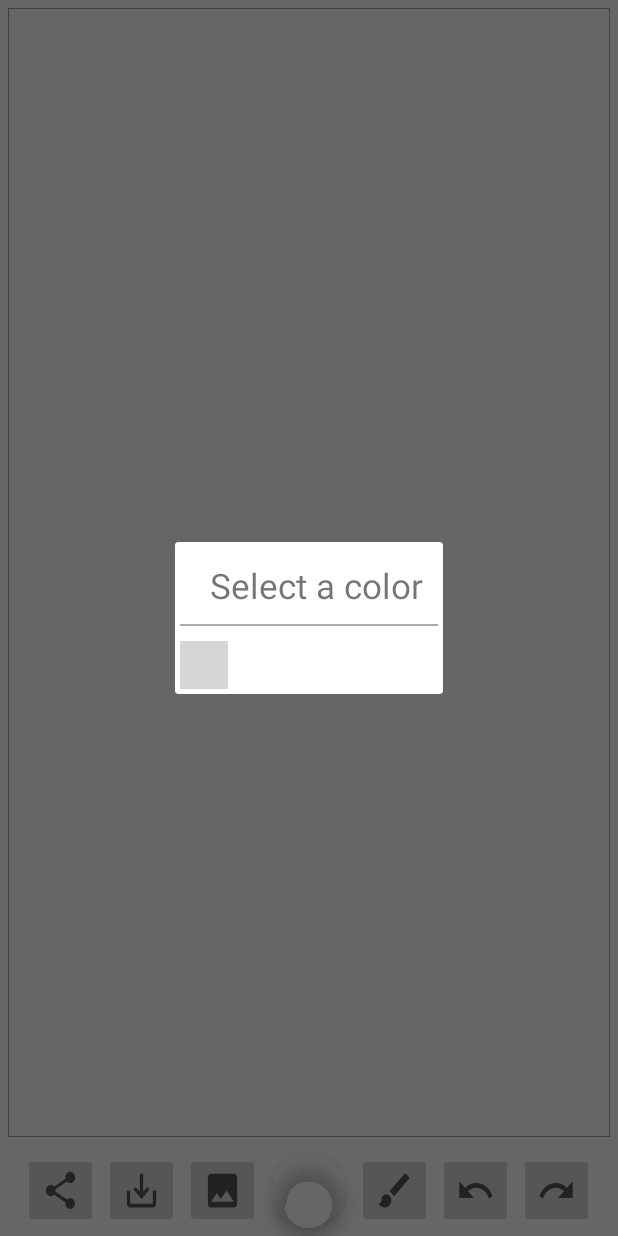
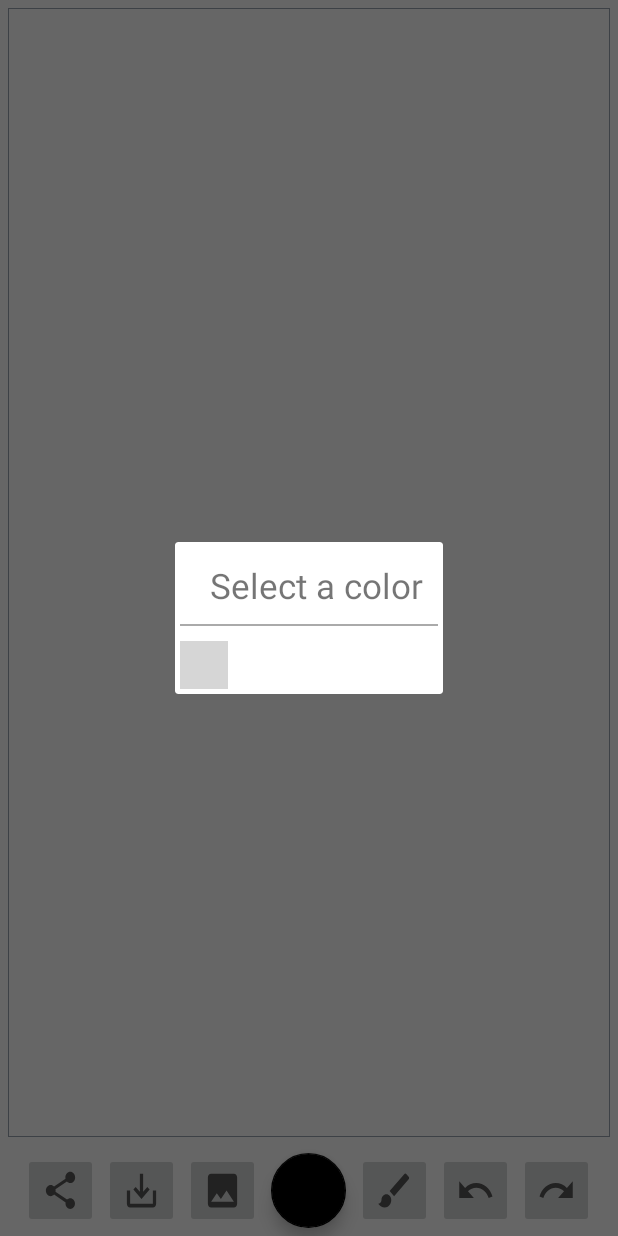
Before and after one commit to OksanaTka/DrawingApp, an Android app: the MainActivity screen opened directly, with no data from a screen before it, after a tap on an icon or button, on a phone screen of 412 x 824 dp. Run offline under Robolectric (Android 15) with nearby library versions, the light colour scheme and no system bars; libraries missing offline, so code that uses them is left out: com.thebluealliance.spectrum; plain views replace SpectrumPalette; Roboto replaces fonts that are not available here; 1 statement that could not run was skipped; grey boxes are pictures that could not be loaded.

Commit message:
Updated binding

```diff
--- a/app/src/main/java/com/example/kidsdrawingapp/activities/MainActivity.kt
+++ b/app/src/main/java/com/example/kidsdrawingapp/activities/MainActivity.kt
@@ -15,6 +15,7 @@ import androidx.appcompat.app.AppCompatActivity
 import android.os.Bundle
 import android.os.Environment
 import android.provider.Settings
+import android.util.Log
 import android.view.View
 import android.widget.ImageButton
 import android.widget.Toast
@@ -22,8 +23,10 @@ import androidx.activity.result.ActivityResult
 import androidx.activity.result.contract.ActivityResultContracts
 import androidx.core.content.ContextCompat
 import androidx.lifecycle.lifecycleScope
+import com.example.kidsdrawingapp.R
 import com.example.kidsdrawingapp.objects.ImageFile
 import com.example.kidsdrawingapp.databinding.*
+import com.thebluealliance.spectrum.SpectrumPalette
 import kotlinx.coroutines.Dispatchers
 import kotlinx.coroutines.launch
 import kotlinx.coroutines.withContext
@@ -33,11 +36,9 @@ import java.io.FileOutputStream
 
 
 class MainActivity : AppCompatActivity() {
-    private lateinit var binding: ActivityMainBinding
-    private lateinit var bindingDialog: DialogBrushSizeBinding
-    private lateinit var bindingProgressCustom: DialogCustomProgressBinding
-    private lateinit var bindingSelectColor: DialogSelectColorBinding
-    private var color = 0;
+    private var binding: ActivityMainBinding? = null
+    private var bindingSelectColor: DialogSelectColorBinding? = null
+
     private val imageFile = ImageFile(this)
 
     private var permissions = arrayOf(
@@ -54,9 +55,8 @@ class MainActivity : AppCompatActivity() {
     override fun onCreate(savedInstanceState: Bundle?) {
         super.onCreate(savedInstanceState)
         binding = ActivityMainBinding.inflate(layoutInflater)
-        setContentView(binding.root)
+        setContentView(binding?.root)
 
-        getColorFromHomeActivity()
         initPaintMode()
         initButtons()
     }
@@ -64,12 +64,12 @@ class MainActivity : AppCompatActivity() {
 
     private fun initButtons() {
         //choose brush size
-        binding.mainIBTNBrush.setOnClickListener {
+        binding?.mainIBTNBrush?.setOnClickListener {
             showBrushSizeChooserDialog()
         }
 
         //pick image for background
-        binding.mainIBTNGallery.setOnClickListener {
+        binding?.mainIBTNGallery?.setOnClickListener {
             if (checkPermission()) {
                 replaceImageLauncher.launch("image/*")
             } else {
@@ -78,17 +78,17 @@ class MainActivity : AppCompatActivity() {
         }
 
         // undo last paint
-        binding.mainIBTNUndo.setOnClickListener {
-            binding.mainVWLayout.onClickUndo()
+        binding?.mainIBTNUndo?.setOnClickListener {
+            binding?.mainVWLayout?.onClickUndo()
         }
 
         // redo last paint
-        binding.mainIBTNRedo.setOnClickListener {
-            binding.mainVWLayout.onClickRedo()
+        binding?.mainIBTNRedo?.setOnClickListener {
+            binding?.mainVWLayout?.onClickRedo()
         }
 
         //save image
-        binding.mainIBTNSave.setOnClickListener {
+        binding?.mainIBTNSave?.setOnClickListener {
             if (checkPermission()) {
                 saveImage()
             } else {
@@ -97,10 +97,10 @@ class MainActivity : AppCompatActivity() {
         }
 
         //shae image
-        binding.mainIBTNShare.setOnClickListener {
-            if(imageFile.uri != null){
+        binding?.mainIBTNShare?.setOnClickListener {
+            if (imageFile.uri != null) {
                 share()
-            }else{
+            } else {
                 Toast.makeText(
                     this@MainActivity,
                     "Please save the file first",
@@ -111,7 +111,7 @@ class MainActivity : AppCompatActivity() {
         }
 
         //select color
-        binding.mainIBTNColorPicker.setOnClickListener {
+        binding?.mainIBTNColorPicker?.setOnClickListener {
             dialogSelectAColor()
         }
     }
@@ -123,30 +123,32 @@ class MainActivity : AppCompatActivity() {
         val customProgressDialog = Dialog(this)
         //init dialog view
         bindingSelectColor = DialogSelectColorBinding.inflate(layoutInflater)
-        customProgressDialog.setContentView(bindingSelectColor.root)
+        customProgressDialog.setContentView(bindingSelectColor!!.root)
         customProgressDialog.show()
+
         //listener for color select
-        bindingSelectColor.mainSPSelectColor.setOnColorSelectedListener { col ->
-            color = col
+        Log.d("coloSP", "SpectrumPalette")
+
+        bindingSelectColor?.mainSPSelectColor?.setOnColorSelectedListener { col ->
             //init brush color and button color
-            binding.mainVWLayout.setColor(color)
-            binding.mainIBTNColorPicker.backgroundTintList = ColorStateList.valueOf(color)
+            binding?.mainVWLayout?.setColor(col)
+            binding?.mainIBTNColorPicker?.backgroundTintList = ColorStateList.valueOf(col)
             customProgressDialog.dismiss()
         }
     }
 
     //
-    private fun getColorFromHomeActivity() {
+    private fun getColorFromHomeActivity(): Int {
         val colorStr = intent.getStringExtra(OPEN_COLOR)
         if (colorStr != null) {
-            color = colorStr.toInt()
+            return colorStr.toInt()
         }
+        return Color.BLACK
     }
 
     private fun saveImage() {
-        // myBitmapAsyncTask(getBitmapFromView(binding.mainFLDrawingViewContainer))
         lifecycleScope.launch {
-            saveBitmapFile(getBitmapFromView(binding.mainFLDrawingViewContainer))
+            saveBitmapFile(getBitmapFromView(binding?.mainFLDrawingViewContainer!!))
         }
     }
 
@@ -222,8 +224,7 @@ class MainActivity : AppCompatActivity() {
     }
 
     private fun showProgressDialog(customProgressDialog: Dialog) {
-        bindingProgressCustom = DialogCustomProgressBinding.inflate(layoutInflater)
-        customProgressDialog.setContentView(bindingProgressCustom.root)
+        customProgressDialog.setContentView(R.layout.dialog_custom_progress)
         customProgressDialog.show()
     }
 
@@ -250,8 +251,9 @@ class MainActivity : AppCompatActivity() {
      */
     private fun initPaintMode() {
         //set color-picker button background
-        binding.mainVWLayout.setColor(color)
-        binding.mainIBTNColorPicker.backgroundTintList = ColorStateList.valueOf(color)
+        val color: Int = getColorFromHomeActivity()
+        binding?.mainVWLayout?.setColor(color)
+        binding?.mainIBTNColorPicker?.backgroundTintList = ColorStateList.valueOf(color)
     }
 
 
@@ -260,15 +262,13 @@ class MainActivity : AppCompatActivity() {
      */
     private fun showBrushSizeChooserDialog() {
         val brushDialog = Dialog(this)
-        // bind  dialog_brash_size
-        bindingDialog = DialogBrushSizeBinding.inflate(layoutInflater)
-        brushDialog.setContentView(bindingDialog.root)
+        brushDialog.setContentView(R.layout.dialog_brush_size)
 
-        val brushSize10 = bindingDialog.brushIBTNSize10
-        val brushSize15 = bindingDialog.brushIBTNSize15
-        val brushSize20 = bindingDialog.brushIBTNSize20
-        val brushSize25 = bindingDialog.brushIBTNSize25
-        val brushSize30 = bindingDialog.brushIBTNSize30
+        val brushSize10: ImageButton = brushDialog.findViewById(R.id.brush_IBTN_size10)
+        val brushSize15: ImageButton = brushDialog.findViewById(R.id.brush_IBTN_size15)
+        val brushSize20: ImageButton = brushDialog.findViewById(R.id.brush_IBTN_size20)
+        val brushSize25: ImageButton = brushDialog.findViewById(R.id.brush_IBTN_size25)
+        val brushSize30: ImageButton = brushDialog.findViewById(R.id.brush_IBTN_size30)
 
 
         brushSize10.setOnClickListener {
@@ -292,7 +292,7 @@ class MainActivity : AppCompatActivity() {
     }
 
     private fun changeBrushSize(brushSize: Int, brushDialog: Dialog) {
-        binding.mainVWLayout.setSizeForBrush(brushSize.toFloat())
+        binding?.mainVWLayout?.setSizeForBrush(brushSize.toFloat())
         brushDialog.dismiss()
     }
 
@@ -363,8 +363,8 @@ class MainActivity : AppCompatActivity() {
     val replaceImageLauncher =
         registerForActivityResult(ActivityResultContracts.GetContent()) { uri: Uri? ->
             if (uri != null) {
-                binding.mainIMPBackground.visibility = View.VISIBLE
-                binding.mainIMPBackground.setImageURI(uri)
+                binding?.mainIMPBackground?.visibility = View.VISIBLE
+                binding?.mainIMPBackground?.setImageURI(uri)
             }
         }
 
@@ -415,4 +415,10 @@ class MainActivity : AppCompatActivity() {
             }
         builder.create().show()
     }
+
+    override fun onDestroy() {
+        super.onDestroy()
+        binding = null
+        bindingSelectColor = null
+    }
 }
```
Also changed, not shown: app/src/main/java/com/example/kidsdrawingapp/activities/HomeActivity.kt (+8 -3 lines).
